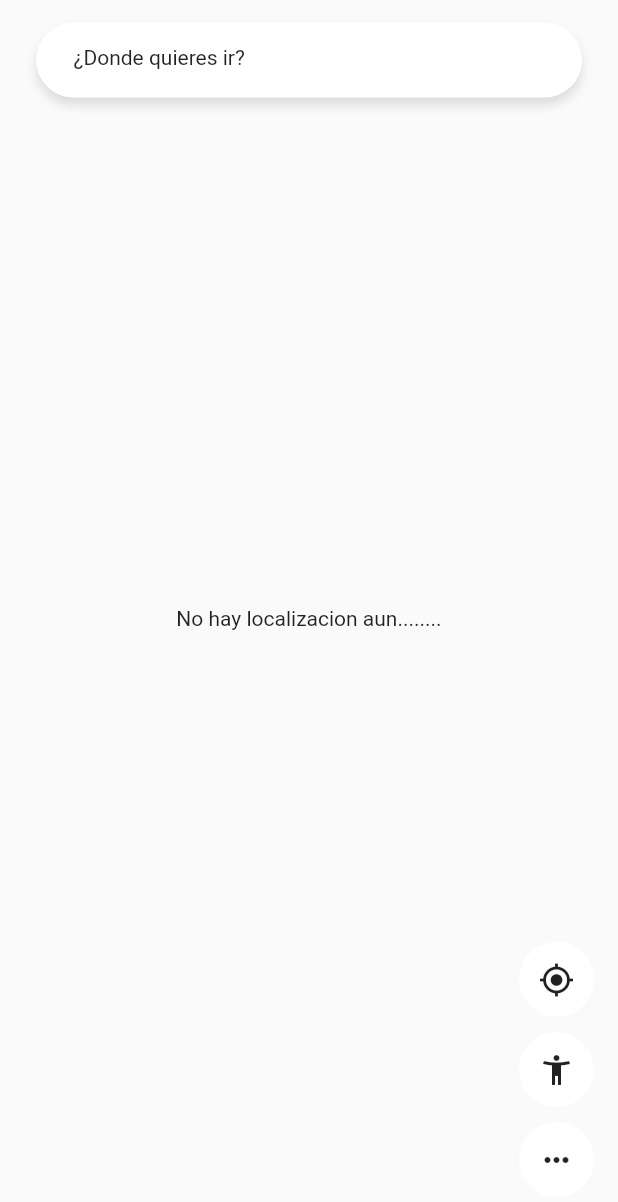
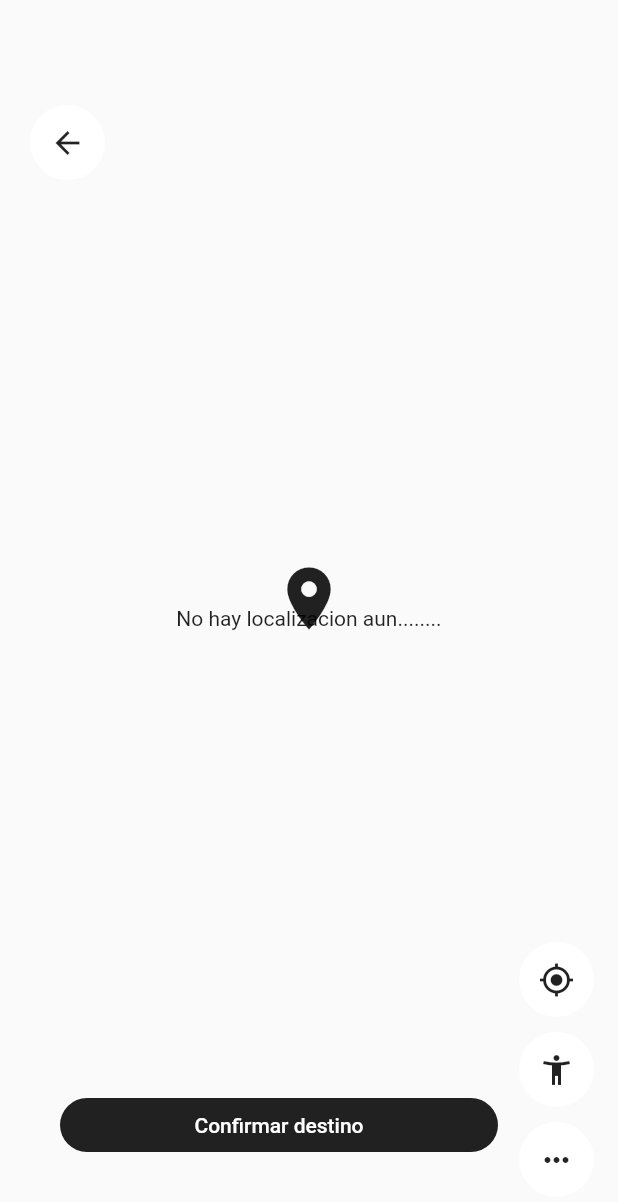
Before and after one commit to AlanCasasArevalo/Flutter_Maps, a Flutter app: the HomePage screen opened by its route, on a phone screen of 412 x 824 dp. Shown: the top 1202 px of the screen. Run offline on Flutter 3.47's test engine with Material 2 defaults, Android fonts, the phone set to English and light mode, and no system bars; our stand-ins replace flutter_bloc, geolocator, google_maps_flutter, permission_handler.

Commit message:
[FEATURE][HOME] * Pin marker UI was added

```diff
--- a/lib/common/constants.dart
+++ b/lib/common/constants.dart
@@ -6,4 +6,5 @@ class Constants {
   static String searchBarPlaceholder = '¿Donde quieres ir?';
   static String searchBarPlaceholderEditing = 'Buscar destino .....';
   static String searchBarPinTitle = 'Colocar ubicación manualmente';
+  static String pinMarkerDestinationConfirmation = 'Confirmar destino';
 }
--- a/lib/pages/home.dart
+++ b/lib/pages/home.dart
@@ -43,10 +43,13 @@ class _HomePageState extends State<HomePage> {
               return _mapBuilder(state);
             },
           ),
-          Positioned(
-            top: 15,
-              child: SearchBar()
-          )
+          // TODO: Hacer el toggle cuando estoy manualmente y cuando no
+          // Positioned(
+          //   top: 15,
+          //     child: SearchBar()
+          // )
+
+          PinMarker()
         ],
       ),
       floatingActionButton: Column(
--- /dev/null
+++ b/lib/widgets/pin_marker.dart
@@ -0,0 +1,52 @@
+part of 'widgets.dart';
+
+class PinMarker extends StatelessWidget {
+  @override
+  Widget build(BuildContext context) {
+
+  final size = MediaQuery.of(context).size;
+
+    return Stack(
+      children: [
+        // Boton de regresar
+        Positioned(
+          top: 70,
+          left: 20,
+          child: CircleAvatar(
+            maxRadius: 25,
+            backgroundColor: Colors.white,
+            child: IconButton(
+              icon: Icon(Icons.arrow_back, color: Colors.black87,),
+              onPressed: () {
+                // TODO: Hacer algo con el boton de regresar
+              },
+            ),
+          ),
+        ),
+        Center(
+          child: Transform.translate(
+            offset: Offset(0, -13),
+              child: Icon(Icons.location_on, size: 50,)
+          ),
+        ),
+        // Boton de confirmar destino
+        Positioned(
+          bottom: 50,
+          left: 40,
+          child: MaterialButton(
+            minWidth: size.width - 120,
+            child: Text(Constants.pinMarkerDestinationConfirmation, style: TextStyle(color: Colors.white),),
+            color: Colors.black87,
+            shape: StadiumBorder(),
+            elevation: 0,
+            splashColor: Colors.transparent,
+            onPressed: () {
+              // TODO: Hacer algo
+            },
+          ),
+        )
+      ],
+    );
+  }
+
+}
--- a/lib/widgets/search_bar.dart
+++ b/lib/widgets/search_bar.dart
@@ -4,7 +4,6 @@ class SearchBar extends StatelessWidget {
   @override
   Widget build(BuildContext context) {
 
-    final _mapBloc = BlocProvider.of<MapBloc>(context);
     final size = MediaQuery.of(context).size;
 
     return SafeArea(
--- a/lib/widgets/widgets.dart
+++ b/lib/widgets/widgets.dart
@@ -9,3 +9,4 @@ part 'location_button.dart';
 part 'my_route_button.dart';
 part 'follow_location_button.dart';
 part 'search_bar.dart';
+part 'pin_marker.dart';
```
